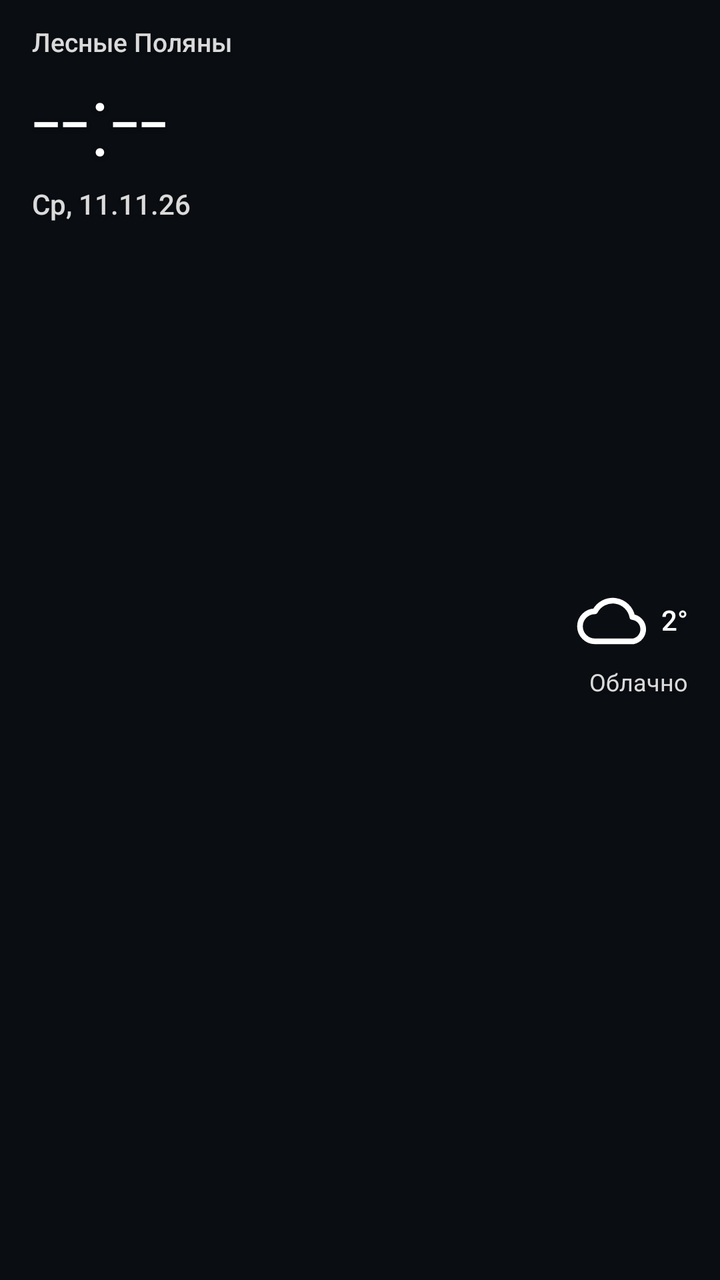
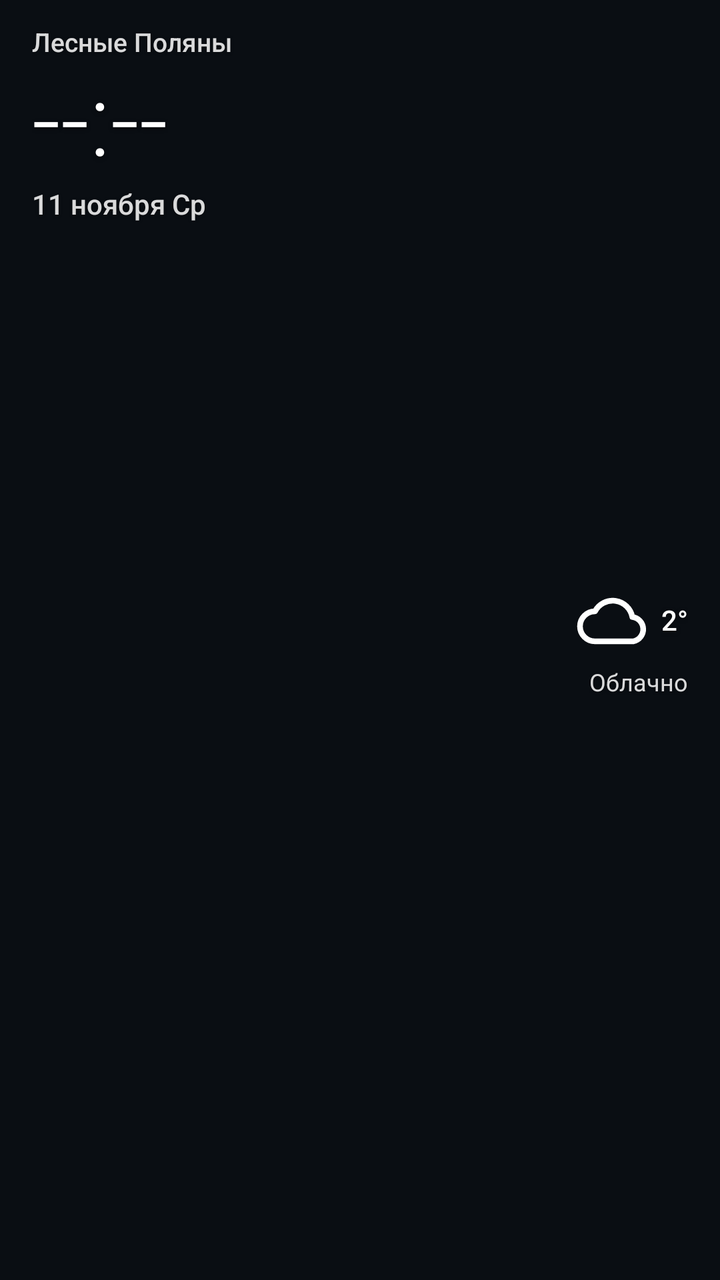

Before-and-after screenshots of an Android layout around one commit, followed by the original layout XML and the change that was made.
<!-- AndroidManifest.xml: application theme Theme.NetMon -->
<!-- res/layout/widget_clock.xml -->
<?xml version="1.0" encoding="utf-8"?>
<RelativeLayout xmlns:android="http://schemas.android.com/apk/res/android"
    android:id="@+id/widget_root"
    android:layout_width="match_parent"
    android:layout_height="match_parent"
    android:paddingHorizontal="16dp"
    android:paddingVertical="12dp">

    <TextView
        android:id="@+id/widget_city"
        android:layout_width="200dp"
        android:layout_height="wrap_content"
        android:layout_alignParentStart="true"
        android:layout_alignParentTop="true"
        android:fontFamily="sans-serif"
        android:maxLines="2"
        android:shadowColor="#66000000"
        android:shadowDx="0"
        android:shadowDy="1"
        android:shadowRadius="4"
        android:text="Лесные Поляны"
        android:textColor="#D9FFFFFF"
        android:textFontWeight="500"
        android:textSize="13dp" />

    <TextView
        android:id="@+id/widget_time"
        android:layout_width="wrap_content"
        android:layout_height="wrap_content"
        android:layout_alignParentStart="true"
        android:layout_below="@id/widget_city"
        android:layout_marginTop="2dp"
        android:fontFamily="sans-serif-light"
        android:includeFontPadding="false"
        android:shadowColor="#66000000"
        android:shadowDx="0"
        android:shadowDy="2"
        android:shadowRadius="6"
        android:text="--:--"
        android:textColor="#FFFFFFFF"
        android:textSize="50dp" />

    <TextView
        android:id="@+id/widget_date"
        android:layout_width="wrap_content"
        android:layout_height="wrap_content"
        android:layout_alignParentStart="true"
        android:layout_below="@id/widget_time"
        android:layout_marginTop="2dp"
        android:fontFamily="sans-serif"
        android:shadowColor="#66000000"
        android:shadowDx="0"
        android:shadowDy="1"
        android:shadowRadius="4"
        android:text="Ср, 11.11.26"
        android:textColor="#D9FFFFFF"
        android:textFontWeight="500"
        android:textSize="14dp" />

    <LinearLayout
        android:id="@+id/widget_weather"
        android:layout_width="wrap_content"
        android:layout_height="wrap_content"
        android:layout_alignParentEnd="true"
        android:layout_centerVertical="true"
        android:gravity="end"
        android:orientation="vertical">

        <LinearLayout
            android:layout_width="wrap_content"
            android:layout_height="wrap_content"
            android:layout_gravity="end"
            android:gravity="center_vertical"
            android:orientation="horizontal">

            <ImageView
                android:id="@+id/widget_weather_icon"
                android:layout_width="40dp"
                android:layout_height="40dp"
                android:contentDescription="@string/widget_clock_desc"
                android:src="@drawable/ic_weather_cloud" />

            <TextView
                android:id="@+id/widget_temp"
                android:layout_width="wrap_content"
                android:layout_height="wrap_content"
                android:layout_marginStart="4dp"
                android:fontFamily="sans-serif-light"
                android:includeFontPadding="false"
                android:shadowColor="#66000000"
                android:shadowDx="0"
                android:shadowDy="2"
                android:shadowRadius="6"
                android:text="2°"
                android:textColor="#FFFFFFFF"
                android:textFontWeight="500"
                android:textSize="14dp" />
        </LinearLayout>

        <TextView
            android:id="@+id/widget_condition"
            android:layout_width="wrap_content"
            android:layout_height="wrap_content"
            android:layout_gravity="end"
            android:layout_marginTop="2dp"
            android:fontFamily="sans-serif"
            android:shadowColor="#66000000"
            android:shadowDx="0"
            android:shadowDy="1"
            android:shadowRadius="4"
            android:text="Облачно"
            android:textColor="#D9FFFFFF"
            android:textSize="12dp" />
    </LinearLayout>
</RelativeLayout>
<!-- resources referenced by this layout -->
<resources>
  <!-- drawable ic_weather_cloud (drawable) -->
  <?xml version="1.0" encoding="utf-8"?>
  <vector xmlns:android="http://schemas.android.com/apk/res/android"
      android:width="24dp" android:height="24dp"
      android:viewportWidth="24" android:viewportHeight="24">
      <path android:fillColor="@android:color/transparent"
          android:strokeColor="#ffffffff" android:strokeWidth="1.7"
          android:strokeLineCap="round" android:strokeLineJoin="round"
          android:pathData="M6.5,18A4.5,4.5 0 0 1 6.5 9a6,6 0 0 1 11.2,1.7A3.7,3.7 0 0 1 18,18z" />
  </vector>
  <string name="widget_clock_desc">Часы и погода; цвет времени — статус сети</string>
  <style name="Theme.NetMon" parent="android:Theme.Material.NoActionBar">
          <item name="android:windowBackground">#0a0e13</item>
          <item name="android:statusBarColor">#0a0e13</item>
          <item name="android:navigationBarColor">#0a0e13</item>
          <item name="android:colorAccent">#2ea6e0</item>
          <item name="android:windowLightStatusBar">false</item>
      </style>
</resources>

<!-- the commit's change to res/layout/widget_clock.xml (unified diff, before → after) -->
@@ -52,7 +52,7 @@
         android:shadowDx="0"
         android:shadowDy="1"
         android:shadowRadius="4"
-        android:text="Ср, 11.11.26"
+        android:text="11 ноября Ср"
         android:textColor="#D9FFFFFF"
         android:textFontWeight="500"
         android:textSize="14dp" />
